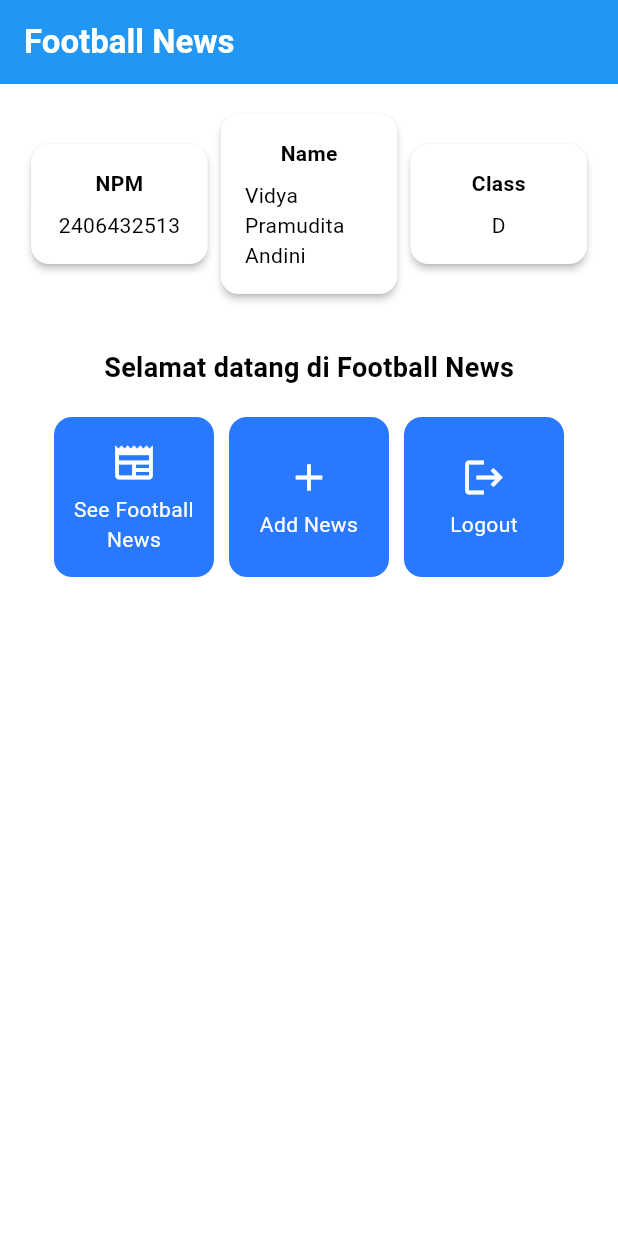
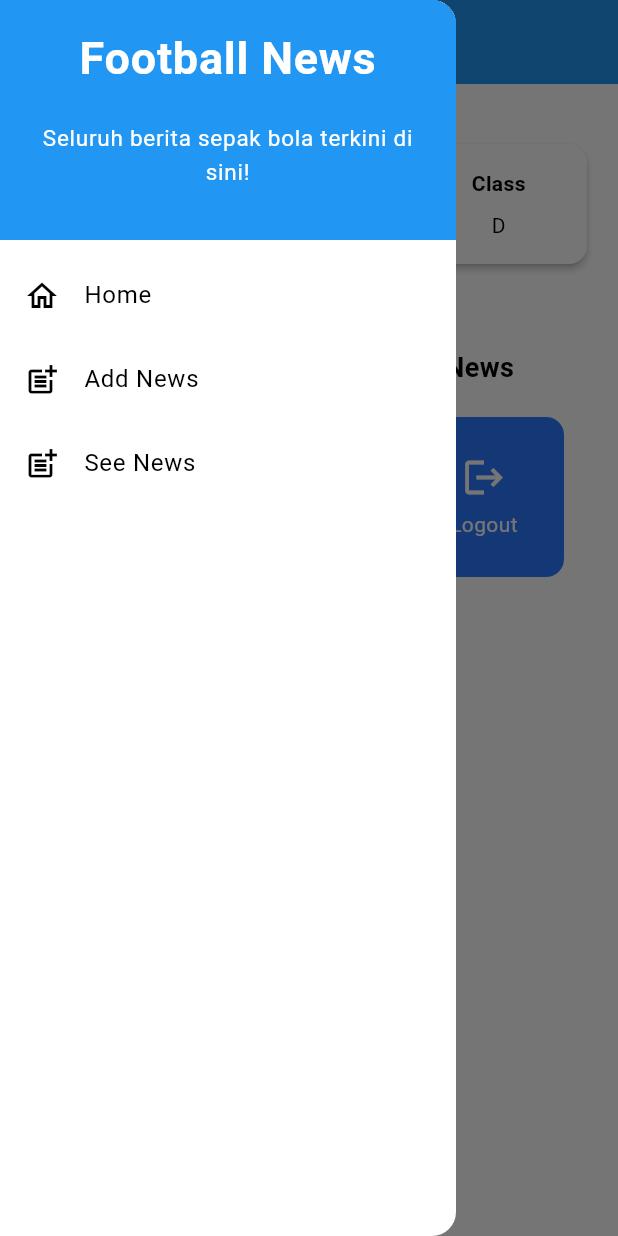
Before and after one commit to vidyaandini/football-news-mobile, a Flutter app: the screen it shows after launch, with the side drawer open (before the commit the screen has no drawer), on a phone screen of 412 x 824 dp. Run offline on Flutter 3.47's test engine with Material 3 defaults, Android fonts, the phone set to English and light mode, and no system bars.

Commit message:
Tutorial 7

```diff
--- a/lib/main.dart
+++ b/lib/main.dart
@@ -1,5 +1,5 @@
 import 'package:flutter/material.dart';
-import 'package:football_news/menu.dart';
+import 'package:football_news/screens/menu.dart';
 
 void main() {
   runApp(const MyApp());
@@ -14,7 +14,7 @@ class MyApp extends StatelessWidget {
     return MaterialApp(
       title: 'Flutter Demo',
       theme: ThemeData(
-        // This is the theme of your application.
+        // This is the theme of your applicationΩ
         //
         // TRY THIS: Try running your application with "flutter run". You'll see
         // the application has a purple toolbar. Then, without quitting the app,
--- a/lib/menu.dart
+++ b/lib/screens/menu.dart
@@ -1,4 +1,6 @@
 import 'package:flutter/material.dart';
+import 'package:football_news/screens/newslist_form.dart';
+import 'package:football_news/widgets/left_drawer.dart';
 
 class MyHomePage extends StatelessWidget {
   MyHomePage({super.key});
@@ -29,6 +31,7 @@ class MyHomePage extends StatelessWidget {
           // Warna latar belakang AppBar diambil dari skema warna tema aplikasi.
           backgroundColor: Theme.of(context).colorScheme.primary,
         ),
+        drawer: LeftDrawer(),
         // Body halaman dengan padding di sekelilingnya.
         body: Padding(
           padding: const EdgeInsets.all(16.0),
@@ -157,6 +160,16 @@ class ItemCard extends StatelessWidget {
             ..showSnackBar(
                 SnackBar(content: Text("Kamu telah menekan tombol ${item.name}!"))
             );
+          // Navigate ke route yang sesuai (tergantung jenis tombol)
+          if (item.name == "Add News") {
+            // Gunakan Navigator.push untuk melakukan navigasi ke MaterialPageRoute yang mencakup NewsFormPage.
+            Navigator.push(
+              context,
+              MaterialPageRoute(builder:
+              (context) => NewsFormPage(),
+              ),
+            );
+          }
         },
         // Container untuk menyimpan Icon dan Text
         child: Container(
--- /dev/null
+++ b/lib/widgets/left_drawer.dart
@@ -0,0 +1,85 @@
+import 'package:flutter/material.dart';
+import 'package:football_news/screens/menu.dart';
+import 'package:football_news/screens/newslist_form.dart';
+
+class LeftDrawer extends StatelessWidget {
+  const LeftDrawer({super.key});
+
+  @override
+  Widget build(BuildContext context) {
+    return Drawer(
+      child: ListView(
+        children: [
+          const DrawerHeader(
+            // Bagian drawer header
+            decoration: BoxDecoration(
+              color: Colors.blue,
+            ),
+            child: Column(
+              children: [
+                Text(
+                  'Football News',
+                  textAlign: TextAlign.center,
+                  style: TextStyle(
+                    fontSize: 30,
+                    fontWeight: FontWeight.bold,
+                    color: Colors.white,
+                  ),
+                ),
+                Padding(padding: EdgeInsets.all(10)),
+                Text("Seluruh berita sepak bola terkini di sini!",
+                  // Tambahkan gaya teks dengan center alignment, font ukuran 15, warna putih, dan weight biasa
+                  textAlign: TextAlign.center,
+                  style: TextStyle(
+                    fontSize: 15,
+                    fontWeight: FontWeight.normal,
+                    color: Colors.white,
+                  ),
+                ),
+              ],
+            ),
+          ),
+          // Bagian routing
+          ListTile(
+            leading: const Icon(Icons.home_outlined),
+            title: const Text('Home'),
+            // Bagian redirection ke MyHomePage
+            onTap: () {
+              Navigator.pushReplacement(
+                  context,
+                  MaterialPageRoute(
+                    builder: (context) => MyHomePage(),
+                  ));
+            },
+          ),
+          ListTile(
+            leading: const Icon(Icons.post_add),
+            title: const Text('Add News'),
+            // Bagian redirection ke NewsFormPage
+            onTap: () {
+              // Buatlah routing ke NewsFormPage di sini, setelah halaman NewsFormPage sudah dibuat.
+              Navigator.pushReplacement(
+                  context,
+                  MaterialPageRoute(
+                    builder: (context) => NewsFormPage(),
+                  ));
+            },
+          ),
+          // Buat ListTile baru untuk ke halaman melihat news
+          ListTile(
+            leading: const Icon(Icons.post_add),
+            title: const Text('See News'),
+            // Bagian redirection ke MyHomePage
+            onTap: () {
+              Navigator.pushReplacement(
+                  context,
+                  MaterialPageRoute(
+                    builder: (context) => MyHomePage(),
+                  ));
+            },
+          ),
+        ],
+      ),
+    );
+  }
+}
```
Also changed, not shown: lib/screens/newslist_form.dart (added, +216 -0 lines), lib/widgets/news_card.dart (added).
